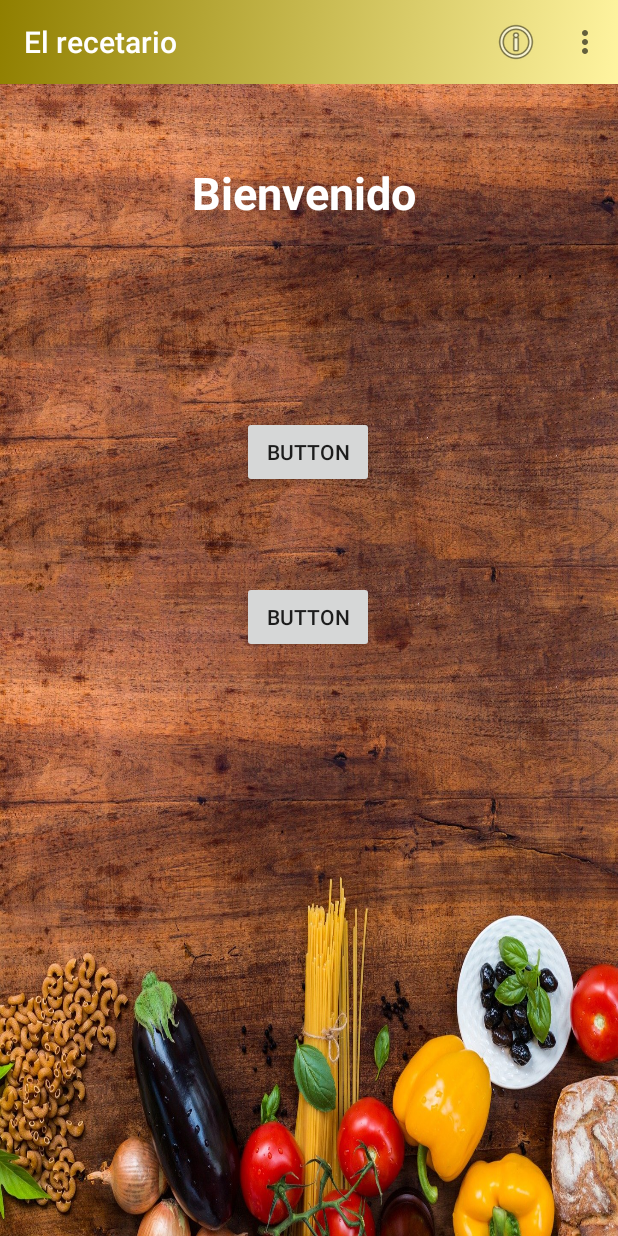
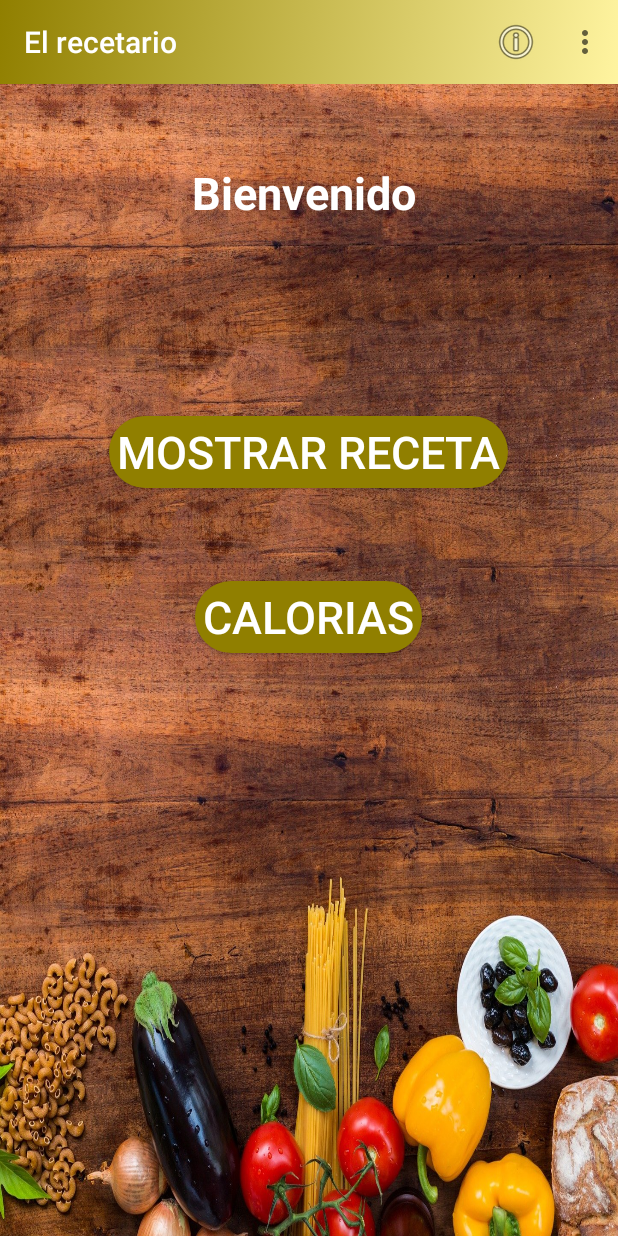
Before and after one commit to AlejandroDAM29/ProyectoFinGrado, an Android app: the HomeActivity screen opened directly, with no data from a screen before it, on a phone screen of 412 x 824 dp. Run offline under Robolectric (Android 15) with nearby library versions, the phone set to English and light mode, and no system bars; our stand-ins replace Firebase (no records; nobody signed in at launch, a user with empty details on screens opened directly).

Commit message:
Actividad de Home

```diff
--- a/app/src/main/java/com/example/proyectofingrado/HomeActivity.kt
+++ b/app/src/main/java/com/example/proyectofingrado/HomeActivity.kt
@@ -1,6 +1,7 @@
 package com.example.proyectofingrado
 
 import android.content.Context
+import android.content.Intent
 import android.graphics.Color
 import androidx.appcompat.app.AppCompatActivity
 import android.os.Bundle
@@ -69,7 +70,8 @@ class HomeActivity : AppCompatActivity() {
 
         //Opciones posibles
         if (elegida == R.id.informacion){
-            return true
+            var ir_info = Intent(this, Informacion::class.java)
+            startActivity(ir_info)
         }
 
         if (elegida == R.id.cerrar_sesion){
--- /dev/null
+++ b/app/src/main/res/drawable/corners_botones_home.xml
@@ -0,0 +1,9 @@
+<?xml version="1.0" encoding="utf-8"?>
+<selector xmlns:android="http://schemas.android.com/apk/res/android">
+    <item>
+        <shape>
+            <solid android:color="#907F00"/>
+            <corners android:radius="25dp"/>
+        </shape>
+    </item>
+</selector>
--- a/app/src/main/res/layout/activity_home.xml
+++ b/app/src/main/res/layout/activity_home.xml
@@ -32,9 +32,8 @@
 
     <Button
         android:id="@+id/button"
-        android:layout_width="wrap_content"
-        android:layout_height="wrap_content"
-        android:text="Button"
+        style="@style/botones_home"
+        android:text="Mostrar receta"
         app:layout_constraintBottom_toBottomOf="parent"
         app:layout_constraintEnd_toEndOf="parent"
         app:layout_constraintHorizontal_bias="0.498"
@@ -44,9 +43,8 @@
 
     <Button
         android:id="@+id/button2"
-        android:layout_width="wrap_content"
-        android:layout_height="wrap_content"
-        android:text="Button"
+        style="@style/botones_home"
+        android:text="Calorias"
         app:layout_constraintBottom_toBottomOf="parent"
         app:layout_constraintEnd_toEndOf="parent"
         app:layout_constraintHorizontal_bias="0.498"
--- a/app/src/main/res/values/strings.xml
+++ b/app/src/main/res/values/strings.xml
@@ -18,5 +18,4 @@
     <string name="archivo_login">com.example.proyectofingrado.PREFERENCE_FILE_KEY</string>
 
 
-
 </resources>
--- a/app/src/main/res/values/themes.xml
+++ b/app/src/main/res/values/themes.xml
@@ -13,10 +13,21 @@
         <item name="android:windowBackground">@drawable/splashscreen</item>
     </style>
 
+    <!--Estilo activity toolbar-->
     <style name="barra_toolbar">
         <item name="android:background">@drawable/degradado_barra_principal</item>
         <item name="android:textColor">@color/white</item>
+    </style>
 
+    <!--Estilo actividad home-->
+    <style name="botones_home">
+        <item name="android:layout_width">wrap_content</item>
+        <item name="android:layout_height">wrap_content</item>
+        <item name="android:textSize">30dp</item>
+        <item name="android:textColor">@color/white</item>
+        <item name="android:background">@drawable/corners_botones_home</item>
+        <item name="android:paddingStart">5dp</item>
+        <item name="android:paddingEnd">5dp</item>
     </style>
 
 </resources>
```
Also changed, not shown: app/src/main/AndroidManifest.xml (+8 -5 lines), app/src/main/java/com/example/proyectofingrado/Informacion.kt (added, +14 -0 lines), app/src/main/res/layout/activity_informacion.xml (added, +18 -0 lines).
